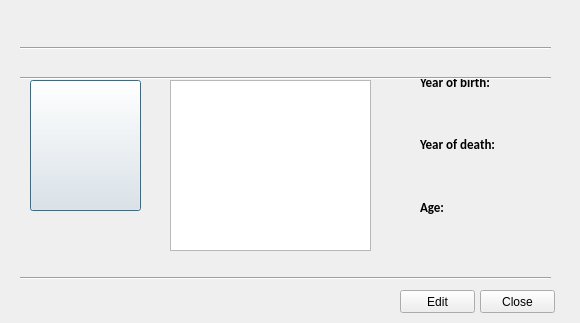
Qt form Hopur21Verkefni/MyComputerScienceList/ui/csmoreinfo.ui (Hopur21/Hopur21) before a commit.
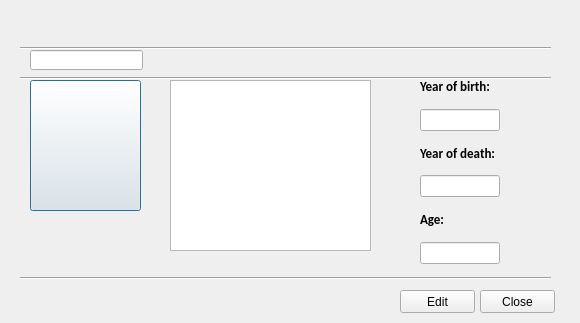
The same form after that commit. Icons and pictures are not drawn.

Commit message: changed boxes in csmoreinfo.ui and code in cpp

What changed in the file:
```diff
--- a/Hopur21Verkefni/MyComputerScienceList/ui/csmoreinfo.ui
+++ b/Hopur21Verkefni/MyComputerScienceList/ui/csmoreinfo.ui
@@ -152,7 +152,7 @@
      <x>420</x>
      <y>70</y>
      <width>80</width>
-     <height>181</height>
+     <height>194</height>
     </rect>
    </property>
    <layout class="QVBoxLayout" name="verticalLayout">
@@ -172,16 +172,7 @@
      </widget>
     </item>
     <item>
-     <widget class="QLabel" name="yearOfBirth_input">
-      <property name="font">
-       <font>
-        <family>Calibri</family>
-       </font>
-      </property>
-      <property name="text">
-       <string/>
-      </property>
-     </widget>
+     <widget class="QLineEdit" name="lineEdit_aboutYearOfBirth"/>
     </item>
     <item>
      <widget class="QLabel" name="label_yearOfDeath">
@@ -199,16 +190,7 @@
      </widget>
     </item>
     <item>
-     <widget class="QLabel" name="yearOfDeath_input">
-      <property name="font">
-       <font>
-        <family>Calibri</family>
-       </font>
-      </property>
-      <property name="text">
-       <string/>
-      </property>
-     </widget>
+     <widget class="QLineEdit" name="lineEdit_aboutYearOfDeath"/>
     </item>
     <item>
      <widget class="QLabel" name="label_Age">
@@ -226,16 +208,7 @@
      </widget>
     </item>
     <item>
-     <widget class="QLabel" name="age_input">
-      <property name="font">
-       <font>
-        <family>Calibri</family>
-       </font>
-      </property>
-      <property name="text">
-       <string/>
-      </property>
-     </widget>
+     <widget class="QLineEdit" name="lineEdit_aboutAge"/>
     </item>
    </layout>
   </widget>
@@ -252,6 +225,70 @@
     <string>Edit</string>
    </property>
   </widget>
+  <widget class="QLineEdit" name="lineEdit_aboutName">
+   <property name="geometry">
+    <rect>
+     <x>30</x>
+     <y>50</y>
+     <width>113</width>
+     <height>20</height>
+    </rect>
+   </property>
+  </widget>
+  <widget class="QLabel" name="yearOfDeath_input">
+   <property name="geometry">
+    <rect>
+     <x>280</x>
+     <y>220</y>
+     <width>78</width>
+     <height>27</height>
+    </rect>
+   </property>
+   <property name="font">
+    <font>
+     <family>Calibri</family>
+    </font>
+   </property>
+   <property name="text">
+    <string/>
+   </property>
+  </widget>
+  <widget class="QLabel" name="yearOfBirth_input">
+   <property name="geometry">
+    <rect>
+     <x>170</x>
+     <y>190</y>
+     <width>78</width>
+     <height>34</height>
+    </rect>
+   </property>
+   <property name="font">
+    <font>
+     <family>Calibri</family>
+    </font>
+   </property>
+   <property name="text">
+    <string/>
+   </property>
+  </widget>
+  <widget class="QLabel" name="age_input">
+   <property name="geometry">
+    <rect>
+     <x>170</x>
+     <y>140</y>
+     <width>78</width>
+     <height>43</height>
+    </rect>
+   </property>
+   <property name="font">
+    <font>
+     <family>Calibri</family>
+    </font>
+   </property>
+   <property name="text">
+    <string/>
+   </property>
+  </widget>
   <zorder>layoutWidget</zorder>
   <zorder>line</zorder>
   <zorder>image_of_person_input</zorder>
```
Left out of the diff: 4 changed lines with no effect on the pictures. The commit also changes 1 other file.
